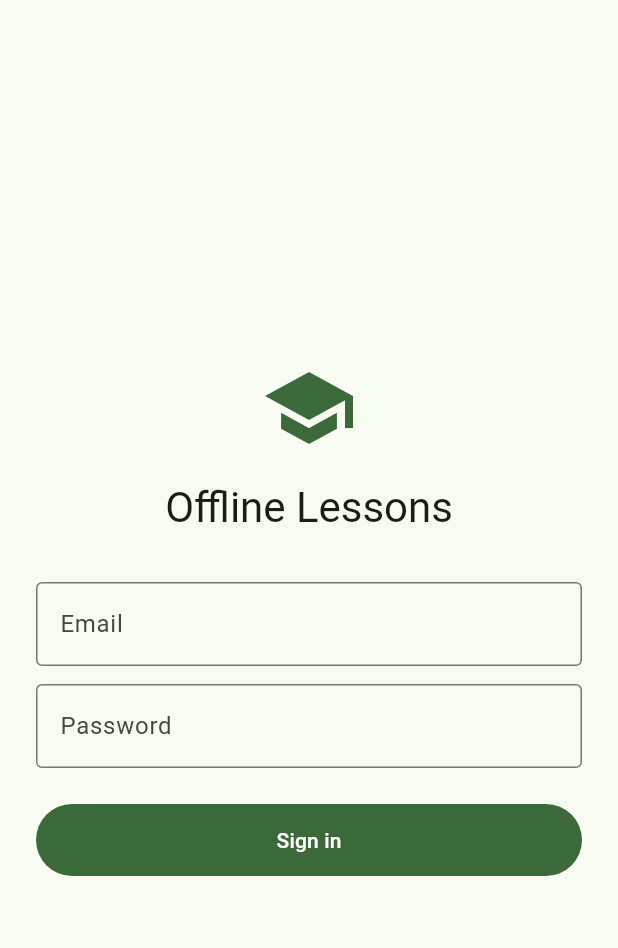
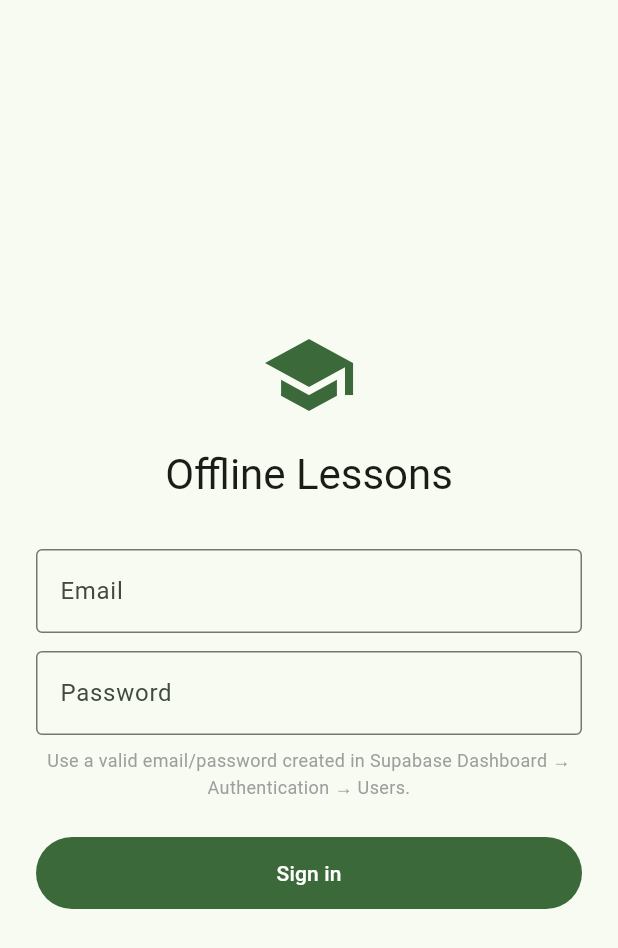
Before and after one commit to Rohan2002-33/offline_lessons, a Flutter app: the screen it shows after launch, on a phone screen of 412 x 824 dp. Shown: the top 948 px of the screen. Run offline on Flutter 3.47's test engine with Material 3 defaults, Android fonts, the phone set to English and light mode, and no system bars; our stand-ins replace connectivity_plus, sqflite, supabase_flutter; accounts and stored records are empty.

Commit message:
chore: final polish before submission

```diff
--- /dev/null
+++ b/lib/config/supabase_config.dart
@@ -0,0 +1,4 @@
+class SupabaseConfig {
+  static const String url = 'https://yidydjbamuqygqwcvqph.supabase.co';
+  static const String anonKey = 'sb_publishable_Hqlg3mGa0_QcAcIiVBrh6w_d0yOo1zh';
+}
--- a/lib/screens/login_screen.dart
+++ b/lib/screens/login_screen.dart
@@ -26,7 +26,24 @@ class _LoginScreenState extends State<LoginScreen> {
             MaterialPageRoute(builder: (_) => const LessonListScreen()));
       }
     } catch (e) {
-      setState(() => _error = 'Login failed: $e');
+      String message = 'Login failed. Please check your email and password.';
+
+      if (e is AuthApiException) {
+        final lower = e.message.toLowerCase();
+
+        if (lower.contains('invalid login credentials')) {
+          message =
+              'No matching account was found for this email/password. Create or use a valid Supabase user in Authentication > Users.';
+        } else if (lower.contains('email not confirmed')) {
+          message = 'Please confirm your email before signing in.';
+        } else if (lower.contains('user not found')) {
+          message = 'This account does not exist. Please create the user in Supabase first.';
+        } else {
+          message = 'Login failed: ${e.message}';
+        }
+      }
+
+      setState(() => _error = message);
     } finally {
       setState(() => _loading = false);
     }
@@ -49,7 +66,20 @@ class _LoginScreenState extends State<LoginScreen> {
                 TextField(controller: _email, decoration: const InputDecoration(labelText: 'Email', border: OutlineInputBorder())),
                 const SizedBox(height: 12),
                 TextField(controller: _password, obscureText: true, decoration: const InputDecoration(labelText: 'Password', border: OutlineInputBorder())),
-                if (_error != null) Padding(padding: const EdgeInsets.only(top: 12), child: Text(_error!, style: const TextStyle(color: Colors.red))),
+                if (_error != null)
+                  Padding(
+                    padding: const EdgeInsets.only(top: 12),
+                    child: Text(
+                      _error!,
+                      style: const TextStyle(color: Colors.red),
+                    ),
+                  ),
+                const SizedBox(height: 8),
+                const Text(
+                  'Use a valid email/password created in Supabase Dashboard → Authentication → Users.',
+                  textAlign: TextAlign.center,
+                  style: TextStyle(fontSize: 12, color: Colors.grey),
+                ),
                 const SizedBox(height: 24),
                 SizedBox(
                   width: double.infinity,
```
Also changed, not shown: 10 other files.
